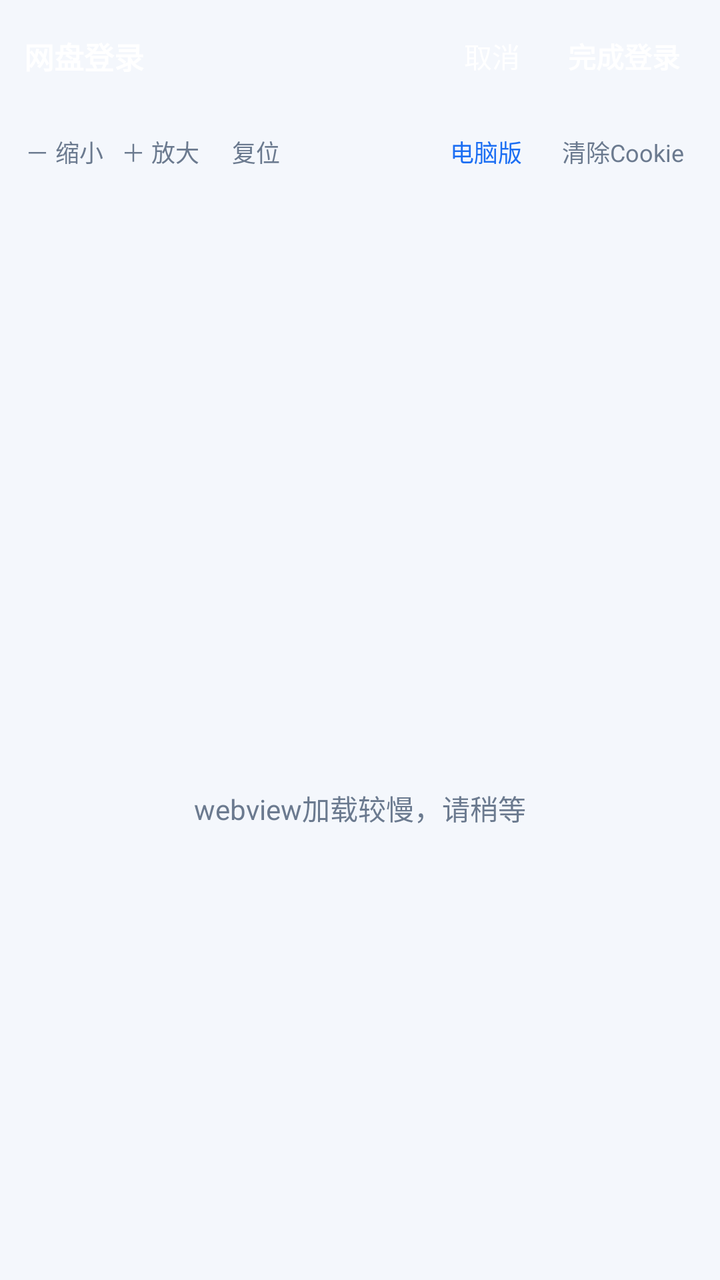
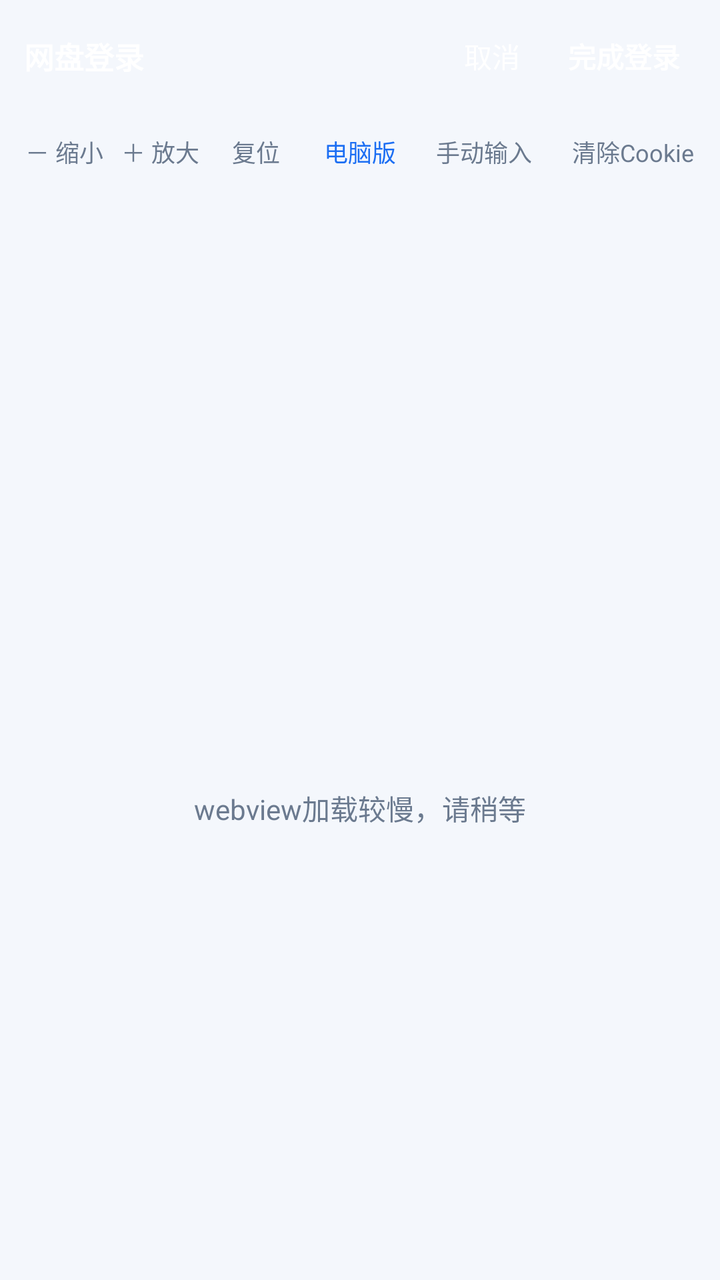

Before-and-after screenshots of an Android layout around one commit, followed by the original layout XML and the change that was made.
<!-- AndroidManifest.xml: application theme ThemeJisuBase -->
<!-- res/layout/activity_pan_login.xml -->
<?xml version="1.0" encoding="utf-8"?>
<LinearLayout xmlns:android="http://schemas.android.com/apk/res/android"
    android:id="@+id/root"
    android:layout_width="match_parent"
    android:layout_height="match_parent"
    android:orientation="vertical">

    <LinearLayout
        android:id="@+id/header"
        android:layout_width="match_parent"
        android:layout_height="56dp"
        android:orientation="horizontal"
        android:gravity="center_vertical"
        android:paddingLeft="12dp"
        android:paddingRight="8dp">

        <TextView
            android:id="@+id/loginTitle"
            android:layout_width="0dp"
            android:layout_height="wrap_content"
            android:layout_weight="1"
            android:text="网盘登录"
            android:textSize="15sp"
            android:textStyle="bold"
            android:textColor="@android:color/white" />

        <TextView
            android:id="@+id/btnCancel"
            android:layout_width="wrap_content"
            android:layout_height="wrap_content"
            android:padding="12dp"
            android:text="取消"
            android:textSize="14sp"
            android:textColor="@android:color/white"
            android:background="?android:attr/selectableItemBackgroundBorderless" />

        <TextView
            android:id="@+id/btnDone"
            android:layout_width="wrap_content"
            android:layout_height="wrap_content"
            android:padding="12dp"
            android:text="完成登录"
            android:textSize="14sp"
            android:textStyle="bold"
            android:textColor="@android:color/white"
            android:background="?android:attr/selectableItemBackgroundBorderless" />
    </LinearLayout>

    <LinearLayout
        android:id="@+id/loginTools"
        android:layout_width="match_parent"
        android:layout_height="40dp"
        android:orientation="horizontal"
        android:gravity="center_vertical"
        android:paddingLeft="8dp"
        android:paddingRight="8dp"
        android:background="?attr/colorBg">

        <TextView
            android:id="@+id/btnZoomOut"
            android:layout_width="wrap_content"
            android:layout_height="32dp"
            android:gravity="center"
            android:minWidth="48dp"
            android:text="－ 缩小"
            android:textSize="12sp"
            android:textColor="?attr/colorSub"
            android:background="?android:attr/selectableItemBackground" />

        <TextView
            android:id="@+id/btnZoomIn"
            android:layout_width="wrap_content"
            android:layout_height="32dp"
            android:gravity="center"
            android:minWidth="48dp"
            android:text="＋ 放大"
            android:textSize="12sp"
            android:textColor="?attr/colorSub"
            android:background="?android:attr/selectableItemBackground" />

        <TextView
            android:id="@+id/btnZoomReset"
            android:layout_width="wrap_content"
            android:layout_height="32dp"
            android:gravity="center"
            android:minWidth="48dp"
            android:text="复位"
            android:textSize="12sp"
            android:textColor="?attr/colorSub"
            android:background="?android:attr/selectableItemBackground" />

        <View
            android:layout_width="0dp"
            android:layout_height="1dp"
            android:layout_weight="1" />

        
        <TextView
            android:id="@+id/lblDesktopFixed"
            android:layout_width="wrap_content"
            android:layout_height="32dp"
            android:gravity="center"
            android:minWidth="48dp"
            android:paddingLeft="10dp"
            android:paddingRight="10dp"
            android:text="电脑版"
            android:textSize="12sp"
            android:textColor="?attr/colorPrimary" />

        <TextView
            android:id="@+id/btnClearCookie"
            android:layout_width="wrap_content"
            android:layout_height="32dp"
            android:gravity="center"
            android:minWidth="48dp"
            android:paddingLeft="10dp"
            android:paddingRight="10dp"
            android:text="清除Cookie"
            android:textSize="12sp"
            android:textColor="?attr/colorSub"
            android:background="?android:attr/selectableItemBackground" />
    </LinearLayout>

    <FrameLayout
        android:layout_width="match_parent"
        android:layout_height="0dp"
        android:layout_weight="1">

        <WebView
            android:id="@+id/loginWeb"
            android:layout_width="match_parent"
            android:layout_height="match_parent" />

        <LinearLayout
            android:id="@+id/loadingOverlay"
            android:layout_width="match_parent"
            android:layout_height="match_parent"
            android:orientation="vertical"
            android:gravity="center"
            android:background="?attr/colorBg">

            <ProgressBar
                android:id="@+id/loadingSpinner"
                android:layout_width="56dp"
                android:layout_height="56dp"
                android:indeterminate="true" />

            <TextView
                android:layout_width="wrap_content"
                android:layout_height="wrap_content"
                android:layout_marginTop="16dp"
                android:text="webview加载较慢，请稍等"
                android:textSize="14sp"
                android:textColor="?attr/colorSub" />
        </LinearLayout>
    </FrameLayout>
</LinearLayout>
<!-- resources referenced by this layout -->
<resources>
  <style name="ThemeJisuBase" parent="@android:style/Theme.Material.Light.NoActionBar">
          <item name="android:windowBackground">@color/blue_bg</item>
          <item name="android:statusBarColor">@color/blue_primary_dark</item>
          <item name="android:navigationBarColor">@color/blue_bg</item>
          <item name="android:textColorPrimary">@color/blue_text</item>
          <item name="android:colorAccent">@color/blue_primary</item>
          <item name="colorPrimary">@color/blue_primary</item>
          <item name="colorBg">@color/blue_bg</item>
          <item name="colorCard">@color/blue_card</item>
          <item name="colorText">@color/blue_text</item>
          <item name="colorSub">@color/blue_sub</item>
          <item name="colorLine">@color/blue_line</item>
          <item name="colorTrack">@color/blue_track</item>
      </style>
  <color name="blue_bg">#F4F7FC</color>
  <color name="blue_primary_dark">#0B4FBF</color>
  <color name="blue_text">#16202E</color>
  <color name="blue_primary">#1B6EF3</color>
  <color name="blue_card">#FFFFFF</color>
  <color name="blue_sub">#6B7A8F</color>
  <color name="blue_line">#E1E8F2</color>
  <color name="blue_track">#DCE6F5</color>
</resources>

<!-- the commit's change to res/layout/activity_pan_login.xml (unified diff, before → after) -->
@@ -108,6 +108,19 @@
             android:textColor="?attr/colorPrimary" />
 
         <TextView
+            android:id="@+id/btnManualCookie"
+            android:layout_width="wrap_content"
+            android:layout_height="32dp"
+            android:gravity="center"
+            android:minWidth="48dp"
+            android:paddingLeft="10dp"
+            android:paddingRight="10dp"
+            android:text="手动输入"
+            android:textSize="12sp"
+            android:textColor="?attr/colorSub"
+            android:background="?android:attr/selectableItemBackground" />
+
+        <TextView
             android:id="@+id/btnClearCookie"
             android:layout_width="wrap_content"
             android:layout_height="32dp"
